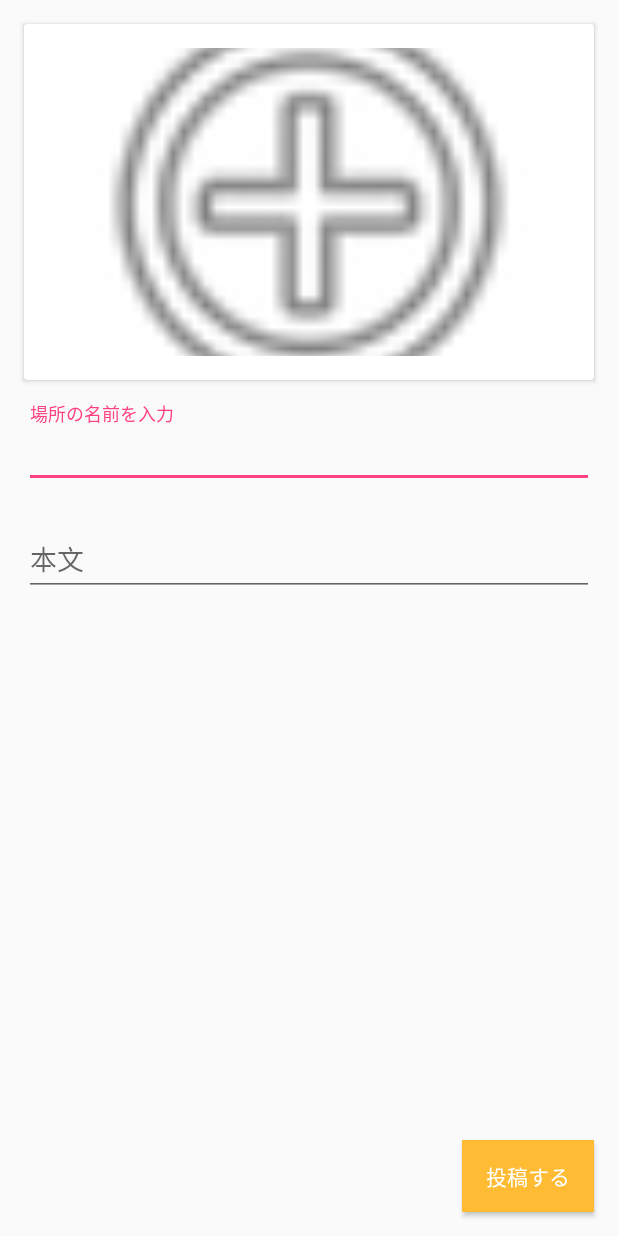
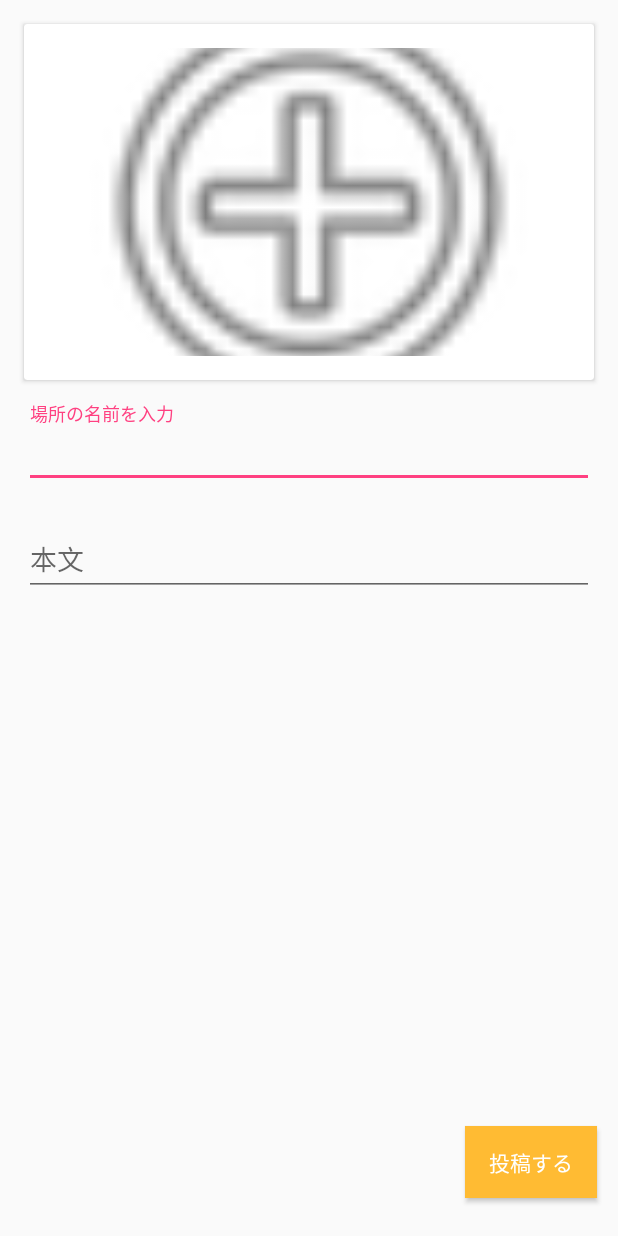
Before and after one commit to 15-2505-001-7/eureka, an Android app: the InputSpotActivity screen opened directly, with no data from a screen before it, on a phone screen of 412 x 824 dp. Run offline under Robolectric (Android 15) with nearby library versions, the light colour scheme and no system bars; libraries missing offline, so code that uses them is left out: io.realm; 1 statement that could not run was skipped.

Commit message:
fragment_input_spot.xmlのID変更

```diff
--- a/Footmark/app/src/main/java/com/example/v001ff/footmark/InputSpotActivity.java
+++ b/Footmark/app/src/main/java/com/example/v001ff/footmark/InputSpotActivity.java
@@ -27,6 +27,7 @@ public class InputSpotActivity extends AppCompatActivity {
 
         //ここにRealmにデータ追加する文を書く
         //あとボタンの名前をinputから変えたほうがいい
+
     }
 
     @Override
--- a/Footmark/app/src/main/res/layout/fragment_input_spot.xml
+++ b/Footmark/app/src/main/res/layout/fragment_input_spot.xml
@@ -29,11 +29,11 @@
     </android.support.design.widget.TextInputLayout>
 
     <Button
-        android:id="@+id/input"
+        android:id="@+id/postingButton"
         android:layout_width="wrap_content"
         android:layout_height="wrap_content"
-        android:layout_marginBottom="16dp"
-        android:layout_marginRight="16dp"
+        android:layout_marginBottom="25dp"
+        android:layout_marginRight="14dp"
         android:background="#ffBB33"
         android:text="投稿する"
         android:textColor="@android:color/white"
@@ -47,7 +47,7 @@
         android:layout_marginLeft="16dp"
         android:layout_marginRight="16dp"
         android:layout_marginTop="16dp"
-        app:layout_constraintBottom_toTopOf="@+id/input"
+        app:layout_constraintBottom_toTopOf="@+id/postingButton"
         app:layout_constraintHorizontal_bias="0.0"
         app:layout_constraintLeft_toLeftOf="parent"
         app:layout_constraintRight_toRightOf="parent"
```
